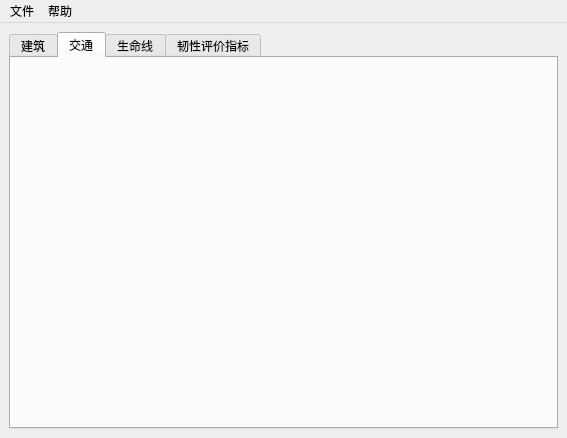
EnchantedCJ/thu_resilience, file GUI/main_window.ui: the form before one commit.
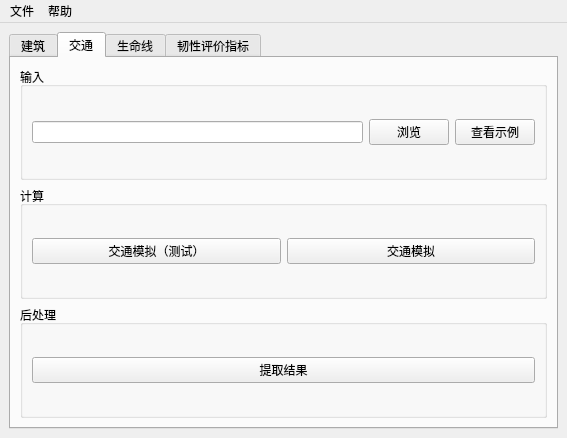
The form after the commit. The open tabs and pages were chosen to show the change.

Commit message: 增加交通模块

```diff
--- a/GUI/main_window.ui
+++ b/GUI/main_window.ui
@@ -175,6 +175,85 @@
        <attribute name="title">
         <string>交通</string>
        </attribute>
+       <layout class="QVBoxLayout" name="verticalLayout_2">
+        <item>
+         <layout class="QVBoxLayout" name="verticalLayout">
+          <item>
+           <widget class="QGroupBox" name="groupBox_4">
+            <property name="title">
+             <string>输入</string>
+            </property>
+            <layout class="QVBoxLayout" name="verticalLayout_5">
+             <item>
+              <layout class="QHBoxLayout" name="horizontalLayout_6">
+               <item>
+                <widget class="QLineEdit" name="lineEdit_tran_ipt"/>
+               </item>
+               <item>
+                <widget class="QPushButton" name="pushButton_tran_ipt">
+                 <property name="text">
+                  <string>浏览</string>
+                 </property>
+                </widget>
+               </item>
+               <item>
+                <widget class="QPushButton" name="pushButton_tran_demo">
+                 <property name="text">
+                  <string>查看示例</string>
+                 </property>
+                </widget>
+               </item>
+              </layout>
+             </item>
+            </layout>
+           </widget>
+          </item>
+          <item>
+           <widget class="QGroupBox" name="groupBox_5">
+            <property name="title">
+             <string>计算</string>
+            </property>
+            <layout class="QVBoxLayout" name="verticalLayout_9">
+             <item>
+              <layout class="QHBoxLayout" name="horizontalLayout_7">
+               <item>
+                <widget class="QPushButton" name="pushButton_tran_simTest">
+                 <property name="text">
+                  <string>交通模拟（测试）</string>
+                 </property>
+                </widget>
+               </item>
+               <item>
+                <widget class="QPushButton" name="pushButton_tran_sim">
+                 <property name="text">
+                  <string>交通模拟</string>
+                 </property>
+                </widget>
+               </item>
+              </layout>
+             </item>
+            </layout>
+           </widget>
+          </item>
+          <item>
+           <widget class="QGroupBox" name="groupBox_6">
+            <property name="title">
+             <string>后处理</string>
+            </property>
+            <layout class="QVBoxLayout" name="verticalLayout_11">
+             <item>
+              <widget class="QPushButton" name="pushButton_tran_post">
+               <property name="text">
+                <string>提取结果</string>
+               </property>
+              </widget>
+             </item>
+            </layout>
+           </widget>
+          </item>
+         </layout>
+        </item>
+       </layout>
       </widget>
       <widget class="QWidget" name="tab_3">
        <attribute name="title">
```
Left out of the diff: 37 changed lines with no effect on the pictures. The commit also changes 15 other files.
